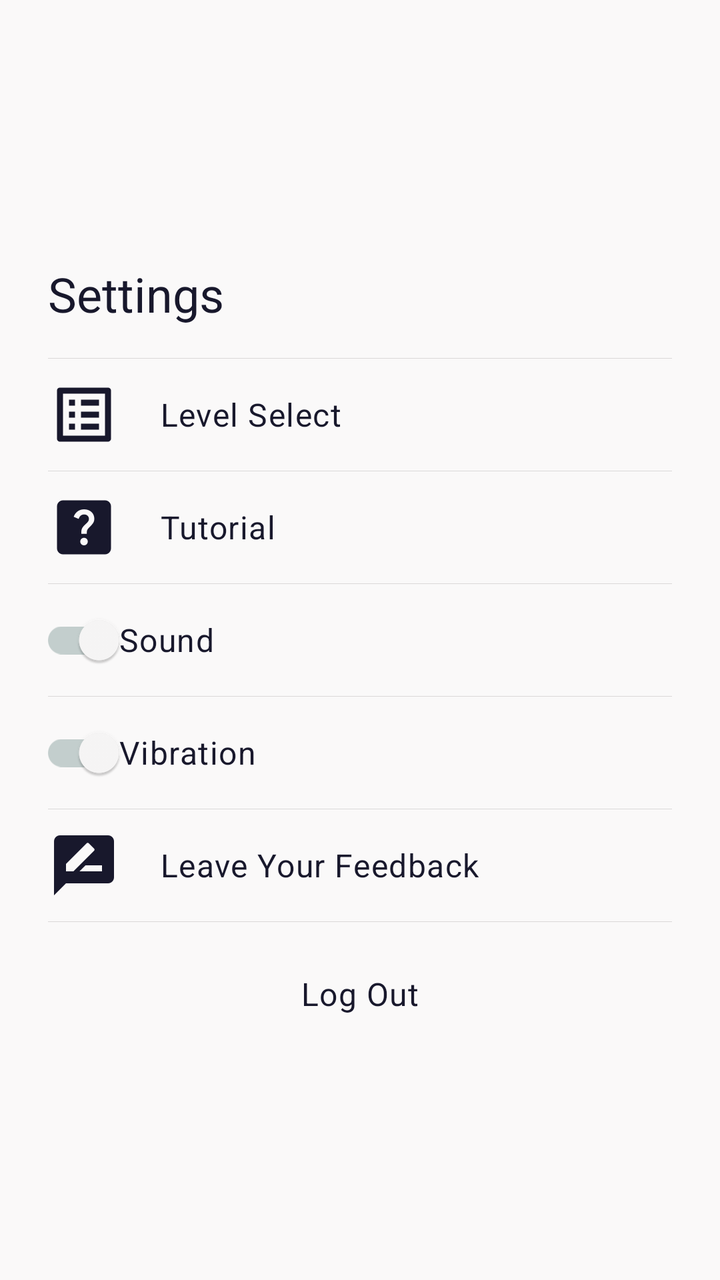
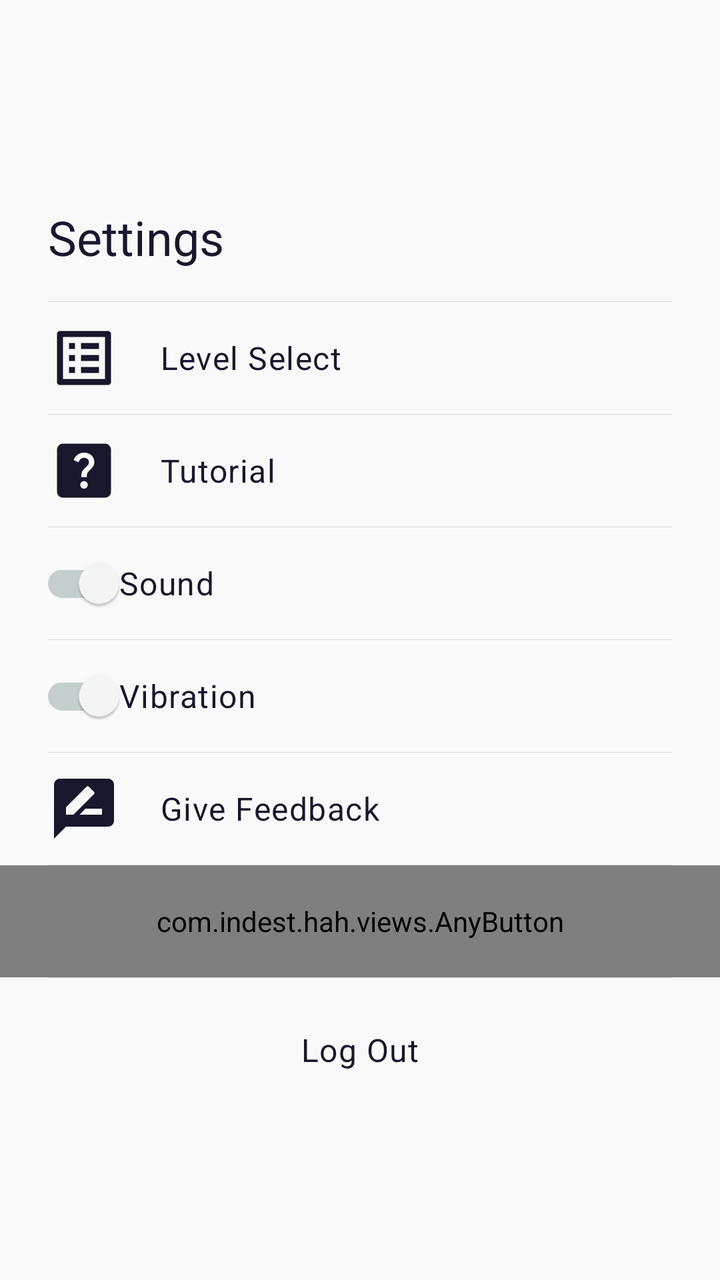

An Android layout rendered at two revisions. The XML below is the earlier revision; the diff shows what the commit changed to produce the second picture.
<!-- AndroidManifest.xml: application theme Theme.OC -->
<!-- res/layout/settings_fragment.xml -->
<?xml version="1.0" encoding="utf-8"?>
<androidx.appcompat.widget.LinearLayoutCompat xmlns:android="http://schemas.android.com/apk/res/android"
    xmlns:app="http://schemas.android.com/apk/res-auto"
    xmlns:tools="http://schemas.android.com/tools"
    android:layout_width="match_parent"
    android:layout_height="wrap_content"
    android:gravity="center"
    android:orientation="vertical"
    android:paddingVertical="@dimen/default_large_margin"
    app:divider="@drawable/divider"
    app:dividerPadding="@dimen/simple_dialog_left_margin"
    app:showDividers="middle">

    <androidx.appcompat.widget.LinearLayoutCompat
        android:id="@+id/settings_dialog_title"
        android:layout_width="match_parent"
        android:layout_height="@dimen/simple_dialog_header_height"
        android:layout_marginHorizontal="@dimen/simple_dialog_left_margin"
        android:orientation="horizontal">

        <androidx.appcompat.widget.AppCompatTextView
            android:layout_width="wrap_content"
            android:layout_height="wrap_content"
            android:layout_gravity="center_vertical"
            android:text="@string/settings"
            android:textAppearance="@style/TextAppearance.OC.Headline5" />

        <androidx.appcompat.widget.AppCompatTextView
            android:id="@+id/version_info"
            android:layout_width="match_parent"
            android:layout_height="wrap_content"
            android:visibility="invisible"
            android:layout_gravity="center_vertical|end"
            android:textAlignment="viewEnd"
            android:lineSpacingMultiplier="0.7"
            android:textColor="@color/colorOnPrimaryDisabled"
            android:text="@string/placeholder"
            android:textAppearance="@style/TextAppearance.OC.Caption" />
    </androidx.appcompat.widget.LinearLayoutCompat>

    <androidx.appcompat.widget.LinearLayoutCompat
        android:id="@+id/level_select_button"
        android:layout_width="match_parent"
        android:layout_height="@dimen/simple_dialog_item_height"
        android:layout_margin="@dimen/_2sdp"
        android:background="?android:attr/selectableItemBackground"
        android:clickable="true"
        android:focusable="true"
        android:orientation="horizontal">

        <androidx.appcompat.widget.AppCompatImageView
            android:layout_width="wrap_content"
            android:layout_height="match_parent"
            android:layout_gravity="center_vertical"
            android:layout_marginStart="@dimen/simple_dialog_left_margin"
            android:layout_marginEnd="@dimen/simple_dialog_divider_margin"
            android:contentDescription="@string/level_select"
            android:clickable="false"
            android:src="@drawable/baseline_list_alt_black_36"
            app:tint="@color/colorOnPrimary"
            tools:ignore="RtlSymmetry" />

        <androidx.appcompat.widget.AppCompatTextView
            android:layout_width="match_parent"
            android:layout_height="match_parent"
            android:gravity="center_vertical"
            android:clickable="false"
            android:text="@string/level_select"
            android:textAppearance="@style/TextAppearance.OC.Body1" />
    </androidx.appcompat.widget.LinearLayoutCompat>

    <androidx.appcompat.widget.LinearLayoutCompat
        android:id="@+id/tutorial_button"
        android:layout_width="match_parent"
        android:layout_height="@dimen/simple_dialog_item_height"
        android:layout_margin="@dimen/_2sdp"
        android:background="?android:attr/selectableItemBackground"
        android:clickable="true"
        android:focusable="true"
        android:orientation="horizontal">

        <androidx.appcompat.widget.AppCompatImageView
            android:layout_width="wrap_content"
            android:layout_height="wrap_content"
            android:layout_gravity="center_vertical"
            android:layout_marginStart="@dimen/simple_dialog_left_margin"
            android:layout_marginEnd="@dimen/simple_dialog_divider_margin"
            android:contentDescription="@string/all_inclusive_pack_text"
            android:src="@drawable/baseline_help_center_black_36"
            android:clickable="false"
            app:tint="@color/colorOnPrimary"
            tools:ignore="RtlSymmetry" />

        <androidx.appcompat.widget.LinearLayoutCompat
            android:layout_width="match_parent"
            android:layout_height="match_parent"
            android:gravity="center_vertical"
            android:layout_marginRight="@dimen/simple_dialog_left_margin"
            android:clickable="false"
            android:orientation="horizontal"
            android:weightSum="2">

            <androidx.appcompat.widget.AppCompatTextView
                android:layout_width="wrap_content"
                android:layout_height="wrap_content"
                android:layout_gravity="center_vertical"
                android:layout_weight="1"
                android:text="@string/tutorial"
                android:textAppearance="@style/TextAppearance.OC.Body1" />
        </androidx.appcompat.widget.LinearLayoutCompat>
    </androidx.appcompat.widget.LinearLayoutCompat>

    <androidx.appcompat.widget.LinearLayoutCompat
        android:id="@+id/sound_button"
        android:layout_width="match_parent"
        android:layout_height="@dimen/simple_dialog_item_height"
        android:layout_margin="@dimen/_2sdp"
        android:background="?android:attr/selectableItemBackground"
        android:clickable="true"
        android:focusable="true"
        android:orientation="horizontal">

        <com.google.android.material.switchmaterial.SwitchMaterial
            android:id="@+id/sound_switch"
            android:layout_width="match_parent"
            android:layout_height="match_parent"
            android:layout_gravity="center_vertical"
            android:layout_marginStart="@dimen/simple_dialog_left_margin"
            android:layout_marginEnd="@dimen/simple_dialog_divider_margin"
            android:layoutDirection="rtl"
            android:text="@string/sound_text"
            android:clickable="false"
            android:textAppearance="@style/TextAppearance.OC.Body1"
            android:textColor="@color/colorOnPrimary" />

    </androidx.appcompat.widget.LinearLayoutCompat>

    <androidx.appcompat.widget.LinearLayoutCompat
        android:id="@+id/vibration_button"
        android:layout_width="match_parent"
        android:layout_height="@dimen/simple_dialog_item_height"
        android:layout_margin="@dimen/_2sdp"
        android:background="?android:attr/selectableItemBackground"
        android:clickable="true"
        android:focusable="true"
        android:orientation="horizontal">

        <com.google.android.material.switchmaterial.SwitchMaterial
            android:id="@+id/vibration_switch"
            android:layout_width="match_parent"
            android:layout_height="match_parent"
            android:layout_gravity="center_vertical"
            android:layout_marginStart="@dimen/simple_dialog_left_margin"
            android:layout_marginEnd="@dimen/simple_dialog_divider_margin"
            android:layoutDirection="rtl"
            android:clickable="false"
            android:text="@string/vibration_text"
            android:textAppearance="@style/TextAppearance.OC.Body1"
            android:textColor="@color/colorOnPrimary" />
    </androidx.appcompat.widget.LinearLayoutCompat>
    <androidx.appcompat.widget.LinearLayoutCompat
        android:id="@+id/rate_game_button"
        android:layout_width="match_parent"
        android:layout_height="@dimen/simple_dialog_item_height"
        android:layout_margin="@dimen/_2sdp"
        android:background="?android:attr/selectableItemBackground"
        android:clickable="true"
        android:focusable="true"
        android:orientation="horizontal">

        <androidx.appcompat.widget.AppCompatImageView
            android:layout_width="wrap_content"
            android:layout_height="match_parent"
            android:layout_gravity="center_vertical"
            android:layout_marginStart="@dimen/simple_dialog_left_margin"
            android:layout_marginEnd="@dimen/simple_dialog_divider_margin"
            android:contentDescription="@string/rate_game"
            android:clickable="false"
            android:src="@drawable/baseline_rate_review_black_36"
            app:tint="@color/colorOnPrimary"
            tools:ignore="RtlSymmetry" />

        <androidx.appcompat.widget.AppCompatTextView
            android:layout_width="match_parent"
            android:layout_height="match_parent"
            android:gravity="center_vertical"
            android:clickable="false"
            android:text="@string/rate_game"
            android:textAppearance="@style/TextAppearance.OC.Body1" />
    </androidx.appcompat.widget.LinearLayoutCompat>
    <androidx.appcompat.widget.LinearLayoutCompat
        android:id="@+id/google_sign_in_out_button"
        android:layout_width="match_parent"
        android:layout_height="@dimen/simple_dialog_item_height"
        android:layout_marginTop="@dimen/default_margin"
        android:gravity="center"
        android:orientation="vertical">

        <com.google.android.gms.common.SignInButton
            android:id="@+id/google_sign_in_button"
            android:visibility="gone"
            android:layout_width="wrap_content"
            android:layout_height="wrap_content"
            android:paddingHorizontal="@dimen/_8sdp"
            android:layout_marginHorizontal="@dimen/simple_dialog_left_margin" />
        <androidx.appcompat.widget.AppCompatTextView
            android:id="@+id/google_sign_out_button"
            android:layout_width="wrap_content"
            android:layout_height="wrap_content"
            android:textAppearance="@style/TextAppearance.OC.Body1"
            android:text="@string/log_out"
            android:layout_marginHorizontal="@dimen/simple_dialog_left_margin" />
    </androidx.appcompat.widget.LinearLayoutCompat>
</androidx.appcompat.widget.LinearLayoutCompat>
<!-- resources referenced by this layout -->
<resources>
  <color name="colorOnPrimary">#18182C</color>
  <color name="colorOnPrimaryDisabled">#DEE1EB</color>
  <dimen name="default_large_margin">@dimen/_16sdp</dimen>
  <dimen name="default_margin">@dimen/_8sdp</dimen>
  <dimen name="simple_dialog_divider_margin">@dimen/_20sdp</dimen>
  <dimen name="simple_dialog_header_height">@dimen/_64sdp</dimen>
  <dimen name="simple_dialog_item_height">@dimen/_48sdp</dimen>
  <dimen name="simple_dialog_left_margin">@dimen/_24sdp</dimen>
  <!-- drawable divider (drawable) -->
  <?xml version="1.0" encoding="utf-8"?>
  <shape xmlns:android="http://schemas.android.com/apk/res/android" >
      <size android:height=".1dp"/>
      <solid android:color="@color/itemDividerColor"/>
  </shape>
  <string name="all_inclusive_pack_text">All-Inclusive Pack</string>
  <string name="level_select">Level Select</string>
  <string name="log_out">Log Out</string>
  <string name="placeholder">…</string>
  <string name="rate_game">Leave Your Feedback</string>
  <string name="settings">Settings</string>
  <string name="sound_text">Sound</string>
  <string name="tutorial">Tutorial</string>
  <string name="vibration_text">Vibration</string>
  <style name="TextAppearance.OC.Body1" parent="TextAppearance.MaterialComponents.Body1">
          <item name="fontFamily">@font/yantramanav_medium</item>
          <item name="android:textColor">@color/colorOnPrimary</item>
      </style>
  <style name="TextAppearance.OC.Caption" parent="TextAppearance.MaterialComponents.Caption">
          <item name="fontFamily">@font/yantramanav_medium</item>
          <item name="android:textColor">@color/colorSecondaryVariant</item>
      </style>
  <style name="TextAppearance.OC.Headline5" parent="TextAppearance.MaterialComponents.Headline5">
          <item name="fontFamily">@font/yantramanav_bold</item>
          <item name="android:textColor">@color/colorOnPrimary</item>
      </style>
  <color name="itemDividerColor">#DAD8D8</color>
  <color name="colorSecondaryVariant">#18182C</color>
  <color name="colorPrimary">#89b0ae</color>
  <color name="colorPrimaryVariant">#578280</color>
  <color name="colorSecondary">#bee3db</color>
  <color name="colorOnSecondary">#405f5e</color>
  <color name="colorBackground">#faf9f9</color>
  <color name="colorOnBackground">#344D4B</color>
  <color name="colorSurface">#faf9f9</color>
  <color name="colorOnSurface">#4f7573</color>
  <color name="colorError">#EE3502</color>
  <color name="colorOnError">#faf9f9</color>
  <color name="navigationBarColor">#80797D88</color>
  <style name="ThemeOverlay.App.MaterialAlertDialog" parent="ThemeOverlay.MaterialComponents.MaterialAlertDialog">
          <item name="colorPrimary">@color/colorOnPrimary</item>
          <item name="colorSecondary">@color/colorSecondary</item>
          <item name="colorSurface">@color/colorSurface</item>
          <item name="colorOnSurface">@color/colorOnPrimary</item>
          <item name="android:backgroundTint">@color/colorSurface</item>
          <item name="titleTextColor">@color/colorSurface</item>
      </style>
  <style name="HehBottomSheetDialogTheme" parent="@style/ThemeOverlay.MaterialComponents.BottomSheetDialog">
          <item name="bottomSheetStyle">@style/HehCustomBottomSheet</item>
      </style>
  <style name="HehCustomBottomSheet" parent="Widget.MaterialComponents.BottomSheet">
          <item name="shapeAppearanceOverlay">@style/CustomShapeAppearanceBottomSheetDialog</item>
      </style>
  <style name="CustomShapeAppearanceBottomSheetDialog">
          <item name="cornerFamily">rounded</item>
          <item name="cornerSizeTopRight">@dimen/default_large_margin</item>
          <item name="cornerSizeTopLeft">@dimen/default_large_margin</item>
          <item name="android:layout_margin">@dimen/default_large_margin</item>
          <item name="cornerSizeBottomRight">0dp</item>
          <item name="cornerSizeBottomLeft">0dp</item>
      </style>
  <!-- unchanged entries left out for length: 5 -->
</resources>

<!-- the commit's change to res/layout/settings_fragment.xml (unified diff, before → after) -->
@@ -1,5 +1,6 @@
 <?xml version="1.0" encoding="utf-8"?>
 <androidx.appcompat.widget.LinearLayoutCompat xmlns:android="http://schemas.android.com/apk/res/android"
+    xmlns:anybutton="http://schemas.android.com/apk/res-auto"
     xmlns:app="http://schemas.android.com/apk/res-auto"
     xmlns:tools="http://schemas.android.com/tools"
     android:layout_width="match_parent"
@@ -29,13 +30,13 @@
             android:id="@+id/version_info"
             android:layout_width="match_parent"
             android:layout_height="wrap_content"
-            android:visibility="invisible"
             android:layout_gravity="center_vertical|end"
+            android:lineSpacingMultiplier="0.7"
+            android:text="@string/placeholder"
             android:textAlignment="viewEnd"
-            android:lineSpacingMultiplier="0.7"
+            android:textAppearance="@style/TextAppearance.OC.Caption"
             android:textColor="@color/colorOnPrimaryDisabled"
-            android:text="@string/placeholder"
-            android:textAppearance="@style/TextAppearance.OC.Caption" />
+            android:visibility="invisible" />
     </androidx.appcompat.widget.LinearLayoutCompat>
 
     <androidx.appcompat.widget.LinearLayoutCompat
@@ -54,8 +55,8 @@
             android:layout_gravity="center_vertical"
             android:layout_marginStart="@dimen/simple_dialog_left_margin"
             android:layout_marginEnd="@dimen/simple_dialog_divider_margin"
+            android:clickable="false"
             android:contentDescription="@string/level_select"
-            android:clickable="false"
             android:src="@drawable/baseline_list_alt_black_36"
             app:tint="@color/colorOnPrimary"
             tools:ignore="RtlSymmetry" />
@@ -63,8 +64,8 @@
         <androidx.appcompat.widget.AppCompatTextView
             android:layout_width="match_parent"
             android:layout_height="match_parent"
+            android:clickable="false"
             android:gravity="center_vertical"
-            android:clickable="false"
             android:text="@string/level_select"
             android:textAppearance="@style/TextAppearance.OC.Body1" />
     </androidx.appcompat.widget.LinearLayoutCompat>
@@ -85,18 +86,18 @@
             android:layout_gravity="center_vertical"
             android:layout_marginStart="@dimen/simple_dialog_left_margin"
             android:layout_marginEnd="@dimen/simple_dialog_divider_margin"
+            android:clickable="false"
             android:contentDescription="@string/all_inclusive_pack_text"
             android:src="@drawable/baseline_help_center_black_36"
-            android:clickable="false"
             app:tint="@color/colorOnPrimary"
             tools:ignore="RtlSymmetry" />
 
         <androidx.appcompat.widget.LinearLayoutCompat
             android:layout_width="match_parent"
             android:layout_height="match_parent"
+            android:layout_marginRight="@dimen/simple_dialog_left_margin"
+            android:clickable="false"
             android:gravity="center_vertical"
-            android:layout_marginRight="@dimen/simple_dialog_left_margin"
-            android:clickable="false"
             android:orientation="horizontal"
             android:weightSum="2">
 
@@ -127,9 +128,9 @@
             android:layout_gravity="center_vertical"
             android:layout_marginStart="@dimen/simple_dialog_left_margin"
             android:layout_marginEnd="@dimen/simple_dialog_divider_margin"
+            android:clickable="false"
             android:layoutDirection="rtl"
             android:text="@string/sound_text"
-            android:clickable="false"
             android:textAppearance="@style/TextAppearance.OC.Body1"
             android:textColor="@color/colorOnPrimary" />
 
@@ -152,12 +153,13 @@
             android:layout_gravity="center_vertical"
             android:layout_marginStart="@dimen/simple_dialog_left_margin"
             android:layout_marginEnd="@dimen/simple_dialog_divider_margin"
+            android:clickable="false"
             android:layoutDirection="rtl"
-            android:clickable="false"
             android:text="@string/vibration_text"
             android:textAppearance="@style/TextAppearance.OC.Body1"
             android:textColor="@color/colorOnPrimary" />
     </androidx.appcompat.widget.LinearLayoutCompat>
+
     <androidx.appcompat.widget.LinearLayoutCompat
         android:id="@+id/rate_game_button"
         android:layout_width="match_parent"
@@ -174,8 +176,8 @@
             android:layout_gravity="center_vertical"
             android:layout_marginStart="@dimen/simple_dialog_left_margin"
             android:layout_marginEnd="@dimen/simple_dialog_divider_margin"
+            android:clickable="false"
             android:contentDescription="@string/rate_game"
-            android:clickable="false"
             android:src="@drawable/baseline_rate_review_black_36"
             app:tint="@color/colorOnPrimary"
             tools:ignore="RtlSymmetry" />
@@ -183,11 +185,24 @@
         <androidx.appcompat.widget.AppCompatTextView
             android:layout_width="match_parent"
             android:layout_height="match_parent"
+            android:clickable="false"
             android:gravity="center_vertical"
-            android:clickable="false"
             android:text="@string/rate_game"
             android:textAppearance="@style/TextAppearance.OC.Body1" />
     </androidx.appcompat.widget.LinearLayoutCompat>
+
+    <com.indest.hah.views.AnyButton
+        android:id="@+id/share_button_settings"
+        android:layout_width="match_parent"
+        android:layout_height="@dimen/simple_dialog_item_height"
+        android:layout_margin="@dimen/_2sdp"
+        android:background="?android:attr/selectableItemBackground"
+        android:clickable="true"
+        android:focusable="true"
+        android:orientation="horizontal"
+        anybutton:any_button_icon="@drawable/baseline_share_black_36"
+        anybutton:any_button_title="@string/share" />
+
     <androidx.appcompat.widget.LinearLayoutCompat
         android:id="@+id/google_sign_in_out_button"
         android:layout_width="match_parent"
@@ -198,17 +213,18 @@
 
         <com.google.android.gms.common.SignInButton
             android:id="@+id/google_sign_in_button"
-            android:visibility="gone"
-            android:layout_width="wrap_content"
-            android:layout_height="wrap_content"
+            android:layout_width="wrap_content"
+            android:layout_height="wrap_content"
+            android:layout_marginHorizontal="@dimen/simple_dialog_left_margin"
             android:paddingHorizontal="@dimen/_8sdp"
-            android:layout_marginHorizontal="@dimen/simple_dialog_left_margin" />
+            android:visibility="gone" />
+
         <androidx.appcompat.widget.AppCompatTextView
             android:id="@+id/google_sign_out_button"
             android:layout_width="wrap_content"
             android:layout_height="wrap_content"
-            android:textAppearance="@style/TextAppearance.OC.Body1"
+            android:layout_marginHorizontal="@dimen/simple_dialog_left_margin"
             android:text="@string/log_out"
-            android:layout_marginHorizontal="@dimen/simple_dialog_left_margin" />
+            android:textAppearance="@style/TextAppearance.OC.Body1" />
     </androidx.appcompat.widget.LinearLayoutCompat>
 </androidx.appcompat.widget.LinearLayoutCompat>
<!-- resource entries referenced after the edit -->
@@ -8,6 +8,7 @@
   <dimen name="simple_dialog_header_height">@dimen/_64sdp</dimen>
   <dimen name="simple_dialog_item_height">@dimen/_48sdp</dimen>
   <dimen name="simple_dialog_left_margin">@dimen/_24sdp</dimen>
+  <!-- drawable baseline_share_black_36: png bitmap (drawable-hdpi, 557 bytes) -->
   <!-- drawable divider (drawable) -->
   <?xml version="1.0" encoding="utf-8"?>
   <shape xmlns:android="http://schemas.android.com/apk/res/android" >
@@ -18,8 +19,9 @@
   <string name="level_select">Level Select</string>
   <string name="log_out">Log Out</string>
   <string name="placeholder">…</string>
-  <string name="rate_game">Leave Your Feedback</string>
+  <string name="rate_game">Give Feedback</string>
   <string name="settings">Settings</string>
+  <string name="share">Share</string>
   <string name="sound_text">Sound</string>
   <string name="tutorial">Tutorial</string>
   <string name="vibration_text">Vibration</string>
